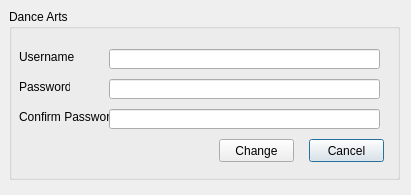
First picture: the form in Code/change_password.ui, repository SDSMT-CSC464-F15/dancesoft, before the edit.
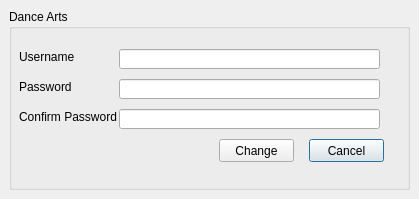
Second picture: the form after the edit.

Commit message: Mac label fixs

What changed in the file:
```diff
--- a/Code/change_password.ui
+++ b/Code/change_password.ui
@@ -6,8 +6,8 @@
    <rect>
     <x>0</x>
     <y>0</y>
-    <width>411</width>
-    <height>195</height>
+    <width>419</width>
+    <height>199</height>
    </rect>
   </property>
   <property name="windowTitle">
@@ -18,8 +18,8 @@
     <rect>
      <x>9</x>
      <y>9</y>
-     <width>391</width>
-     <height>171</height>
+     <width>401</width>
+     <height>181</height>
     </rect>
    </property>
    <layout class="QVBoxLayout" name="verticalLayout">
@@ -72,7 +72,7 @@
         <rect>
          <x>10</x>
          <y>70</y>
-         <width>51</width>
+         <width>61</width>
          <height>16</height>
         </rect>
        </property>
@@ -83,9 +83,9 @@
       <widget class="QLineEdit" name="userLineEdit">
        <property name="geometry">
         <rect>
-         <x>100</x>
+         <x>110</x>
          <y>40</y>
-         <width>271</width>
+         <width>261</width>
          <height>20</height>
         </rect>
        </property>
@@ -93,9 +93,9 @@
       <widget class="QLineEdit" name="passwordLineEdit">
        <property name="geometry">
         <rect>
-         <x>100</x>
+         <x>110</x>
          <y>70</y>
-         <width>271</width>
+         <width>261</width>
          <height>20</height>
         </rect>
        </property>
@@ -105,7 +105,7 @@
         <rect>
          <x>10</x>
          <y>100</y>
-         <width>91</width>
+         <width>101</width>
          <height>16</height>
         </rect>
        </property>
@@ -116,9 +116,9 @@
       <widget class="QLineEdit" name="confirmLineEdit">
        <property name="geometry">
         <rect>
-         <x>100</x>
+         <x>110</x>
          <y>100</y>
-         <width>271</width>
+         <width>261</width>
          <height>20</height>
         </rect>
        </property>
```
The commit also changes 7 other files.
